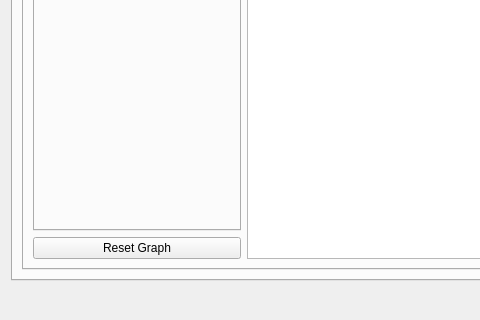
Above: mod_check/forms/ui_tuflowstability_check_dialog.ui from duncan-r/ModCheck before the change; both pictures show x 0 to 480 and y 411 to 731 of the 1111 by 731 pixel window. Below: the same form after it.
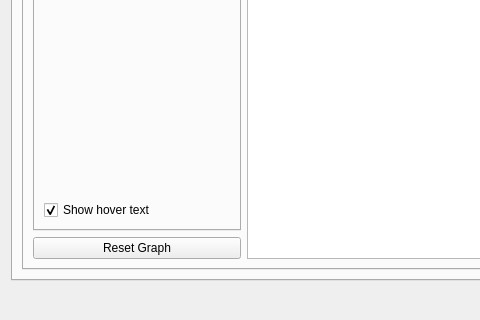
That is the form after the change. The open tabs and pages were chosen to show the change. Custom widgets are drawn as their Qt base class.

Commit message: Convert HPC check graphs to use pyqtgraph.

Diff of the .ui file:
```diff
--- a/mod_check/forms/ui_tuflowstability_check_dialog.ui
+++ b/mod_check/forms/ui_tuflowstability_check_dialog.ui
@@ -306,6 +306,16 @@
                      </property>
                     </spacer>
                    </item>
+                   <item>
+                    <widget class="QCheckBox" name="mbIndividualShowHoverCBox">
+                     <property name="text">
+                      <string>Show hover text</string>
+                     </property>
+                     <property name="checked">
+                      <bool>true</bool>
+                     </property>
+                    </widget>
+                   </item>
                   </layout>
                  </widget>
                 </widget>
```
Left out of the diff: 19 changed lines with no effect on the pictures. The commit also changes 3 other files.
